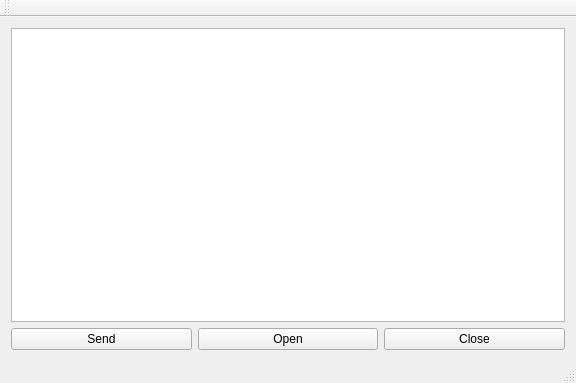
jlliteres/edib, file access_control_client/mainwindow.ui: the form before one commit.
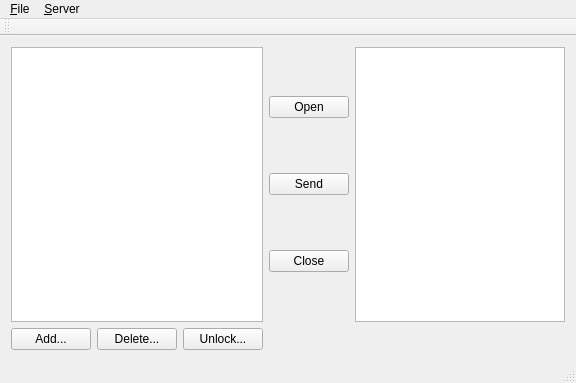
The form after the commit.

```diff
--- a/access_control_client/mainwindow.ui
+++ b/access_control_client/mainwindow.ui
@@ -18,15 +18,11 @@
     <item row="0" column="0">
      <widget class="QListWidget" name="log"/>
     </item>
-    <item row="1" column="0" rowspan="4">
-     <layout class="QHBoxLayout" name="horizontalLayout">
-      <item>
-       <widget class="QPushButton" name="btnSend">
-        <property name="text">
-         <string>Send</string>
-        </property>
-       </widget>
-      </item>
+    <item row="0" column="2">
+     <widget class="QListWidget" name="listWidget"/>
+    </item>
+    <item row="0" column="1">
+     <layout class="QVBoxLayout" name="verticalLayout">
       <item>
        <widget class="QPushButton" name="btnOpen">
         <property name="text">
@@ -34,6 +30,13 @@
         </property>
        </widget>
       </item>
+      <item>
+       <widget class="QPushButton" name="btnSend">
+        <property name="text">
+         <string>Send</string>
+        </property>
+       </widget>
+      </item>
       <item>
        <widget class="QPushButton" name="btnClose">
         <property name="text">
@@ -43,8 +46,51 @@
       </item>
      </layout>
     </item>
+    <item row="1" column="0" rowspan="4">
+     <layout class="QHBoxLayout" name="horizontalLayout">
+      <item>
+       <widget class="QPushButton" name="btnAdd">
+        <property name="sizePolicy">
+         <sizepolicy hsizetype="Minimum" vsizetype="Fixed">
+          <horstretch>0</horstretch>
+          <verstretch>0</verstretch>
+         </sizepolicy>
+        </property>
+        <property name="text">
+         <string>Add...</string>
+        </property>
+       </widget>
+      </item>
+      <item>
+       <widget class="QPushButton" name="btnDelete">
+        <property name="text">
+         <string>Delete...</string>
+        </property>
+       </widget>
+      </item>
+      <item>
+       <widget class="QPushButton" name="btnLock">
+        <property name="text">
+         <string>Unlock...</string>
+        </property>
+       </widget>
+      </item>
+     </layout>
+    </item>
+    <item row="3" column="2" rowspan="2">
+     <layout class="QHBoxLayout" name="horizontalLayout_2"/>
+    </item>
    </layout>
   </widget>
+  <widget class="QToolBar" name="mainToolBar">
+   <attribute name="toolBarArea">
+    <enum>TopToolBarArea</enum>
+   </attribute>
+   <attribute name="toolBarBreak">
+    <bool>false</bool>
+   </attribute>
+  </widget>
+  <widget class="QStatusBar" name="statusBar"/>
   <widget class="QMenuBar" name="menuBar">
    <property name="geometry">
     <rect>
@@ -54,16 +100,40 @@
      <height>23</height>
     </rect>
    </property>
+   <widget class="QMenu" name="menuServer">
+    <property name="title">
+     <string>&amp;Server</string>
+    </property>
+    <addaction name="actionS_tatus"/>
+   </widget>
+   <widget class="QMenu" name="menu_File">
+    <property name="title">
+     <string>&amp;File</string>
+    </property>
+    <addaction name="action_Exit"/>
+   </widget>
+   <addaction name="menu_File"/>
+   <addaction name="menuServer"/>
   </widget>
-  <widget class="QToolBar" name="mainToolBar">
-   <attribute name="toolBarArea">
-    <enum>TopToolBarArea</enum>
-   </attribute>
-   <attribute name="toolBarBreak">
+  <action name="actionS_tatus">
+   <property name="enabled">
     <bool>false</bool>
-   </attribute>
-  </widget>
-  <widget class="QStatusBar" name="statusBar"/>
+   </property>
+   <property name="text">
+    <string>S&amp;tatus</string>
+   </property>
+   <property name="shortcut">
+    <string>Ctrl+R</string>
+   </property>
+  </action>
+  <action name="action_Exit">
+   <property name="text">
+    <string>&amp;Exit</string>
+   </property>
+   <property name="shortcut">
+    <string>Ctrl+Q</string>
+   </property>
+  </action>
  </widget>
  <layoutdefault spacing="6" margin="11"/>
  <resources/>
```
